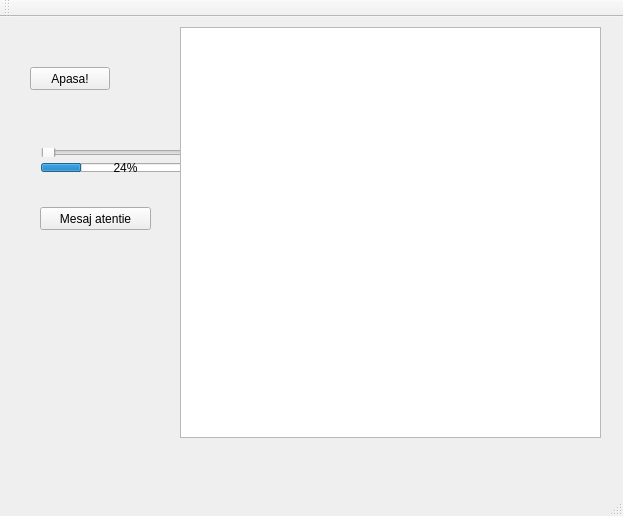
The window that mainwindow.ui (lucgeo/demo) describes before a commit, drawn with Qt 5.
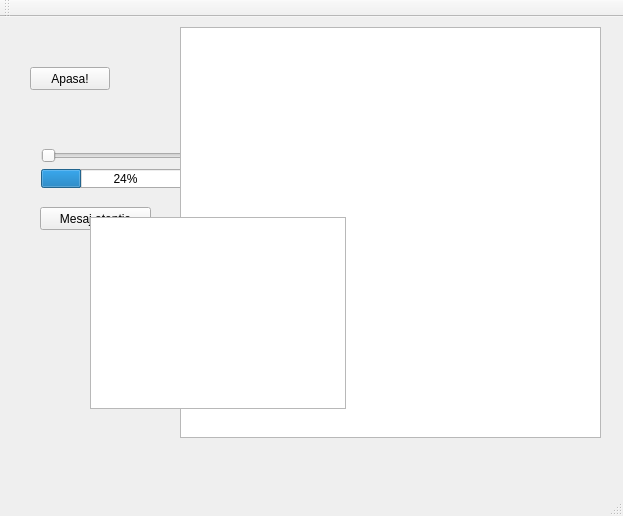
The same window after the commit.

```diff
--- a/mainwindow.ui
+++ b/mainwindow.ui
@@ -46,7 +46,7 @@
       <x>30</x>
       <y>120</y>
       <width>191</width>
-      <height>46</height>
+      <height>62</height>
      </rect>
     </property>
     <layout class="QVBoxLayout" name="verticalLayout">
@@ -89,6 +89,28 @@
      </rect>
     </property>
    </widget>
+   <widget class="QListWidget" name="listWidget">
+    <property name="geometry">
+     <rect>
+      <x>90</x>
+      <y>200</y>
+      <width>256</width>
+      <height>192</height>
+     </rect>
+    </property>
+    <property name="dragEnabled">
+     <bool>true</bool>
+    </property>
+    <property name="dragDropOverwriteMode">
+     <bool>true</bool>
+    </property>
+    <property name="dragDropMode">
+     <enum>QAbstractItemView::DragDrop</enum>
+    </property>
+    <property name="selectionMode">
+     <enum>QAbstractItemView::SingleSelection</enum>
+    </property>
+   </widget>
   </widget>
   <widget class="QMenuBar" name="menuBar">
    <property name="geometry">
```
Left out of the diff: 2 changed lines with no effect on the pictures.
